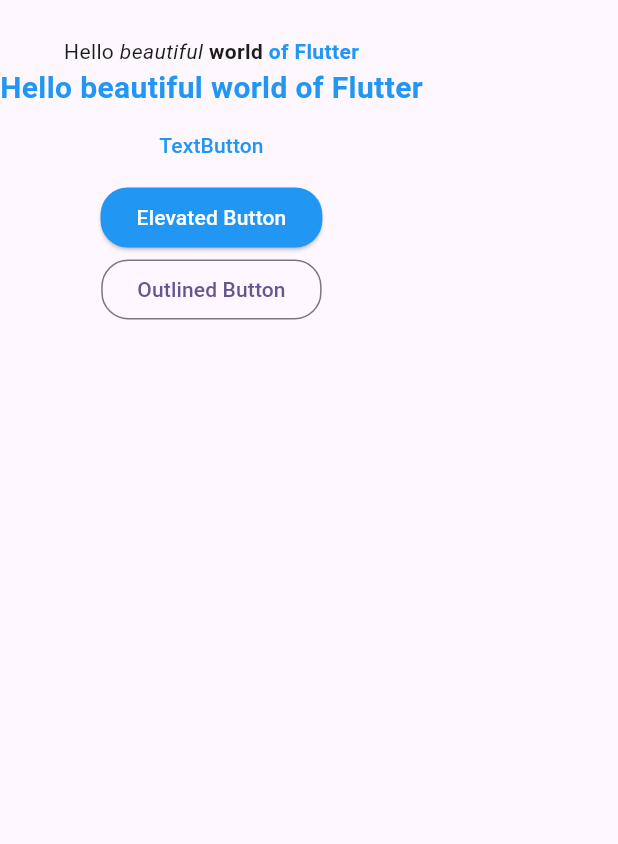
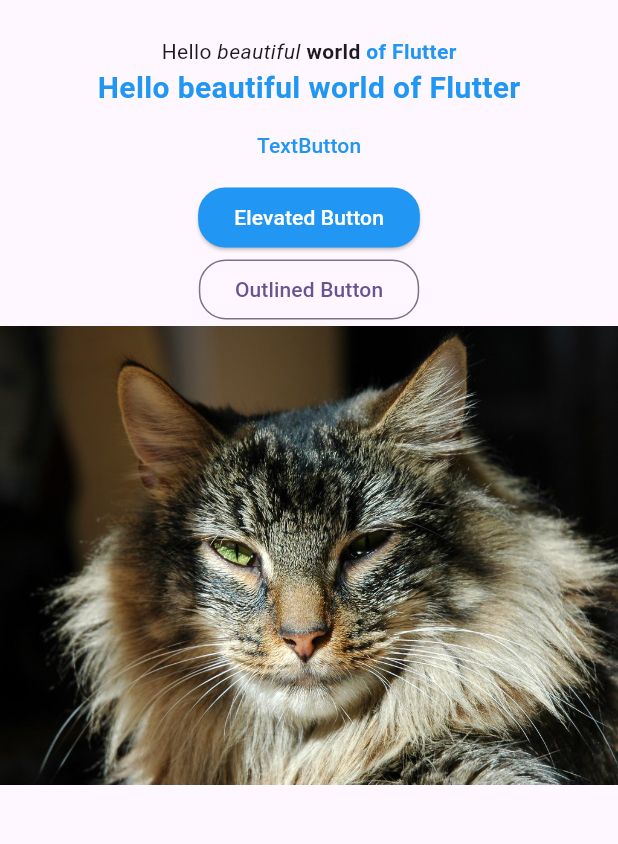
Before and after one commit to DevAiKaiSys/CMDev_Flutter, a Flutter app: the screen it shows after launch, after a tap on "TextButton", on a phone screen of 412 x 824 dp, the part 63-907 px from its top. Run offline on Flutter 3.47's test engine with Material 3 defaults, Android fonts, the phone set to English and light mode, and no system bars.

Commit message:
Flutter Online 2024 Ep.21 Image Asset

```diff
--- a/Workshops/flutter_application/lib/lesson/ep20/my_button_widget.dart
+++ b/Workshops/flutter_application/lib/lesson/ep20/my_button_widget.dart
@@ -25,7 +25,7 @@
           //   ),
           // ),
           onPressed: () {
-            print("TextButton pressed");
+            debugPrint("TextButton pressed");
           },
           child: const Text('TextButton'),
         ),
--- /dev/null
+++ b/Workshops/flutter_application/lib/lesson/ep21/my_image_widget.dart
@@ -0,0 +1,14 @@
+import 'package:flutter/material.dart';
+
+class MyImageWidget extends StatelessWidget {
+  const MyImageWidget({super.key});
+
+  @override
+  Widget build(BuildContext context) {
+    return const Image(image: AssetImage('assets/images/cat.jpeg'));
+    // return FadeInImage.assetNetwork(
+    //   placeholder: 'assets/images/cat.jpeg',
+    //   image: 'https://picsum.photos/250?image=9',
+    // );
+  }
+}
--- a/Workshops/flutter_application/lib/screens/home_screen.dart
+++ b/Workshops/flutter_application/lib/screens/home_screen.dart
@@ -1,6 +1,7 @@
 import 'package:flutter/material.dart';
 import 'package:flutter_application/lesson/ep19/my_text_widget.dart';
 import 'package:flutter_application/lesson/ep20/my_button_widget.dart';
+import 'package:flutter_application/lesson/ep21/my_image_widget.dart';
 
 class HomeScreen extends StatelessWidget {
   const HomeScreen({super.key});
@@ -19,6 +20,7 @@
           children: [
             MyTextWidget(),
             MyButtonsWidget(),
+            MyImageWidget(),
           ],
         ),
       ),
```
Also changed, not shown: Workshops/flutter_application/pubspec.yaml (+4 -7 lines), Workshops/flutter_application/assets/images/cat.jpeg (added).
